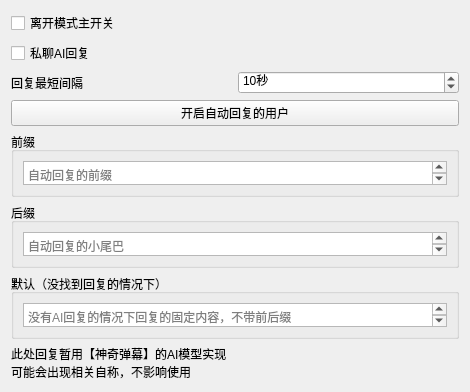
Old version of the form widgets/settings/leavemodewidget.ui in the repository iwxyi/CatlikeQQ.
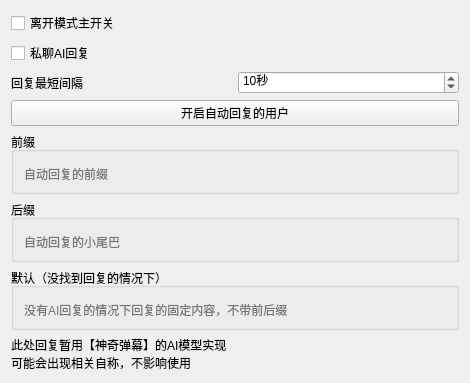
New version of the form. Custom widgets are drawn as their Qt base class.

Patch:
```diff
--- a/widgets/settings/leavemodewidget.ui
+++ b/widgets/settings/leavemodewidget.ui
@@ -68,6 +68,15 @@
       <string>前缀</string>
      </property>
      <layout class="QVBoxLayout" name="verticalLayout">
+      <property name="leftMargin">
+       <number>6</number>
+      </property>
+      <property name="rightMargin">
+       <number>6</number>
+      </property>
+      <property name="bottomMargin">
+       <number>6</number>
+      </property>
       <item>
        <widget class="QPlainTextEdit" name="aiReplyPrefixEdit">
         <property name="minimumSize">
@@ -76,6 +85,13 @@
           <height>24</height>
          </size>
         </property>
+        <property name="styleSheet">
+         <string notr="true">QPlainTextEdit
+{
+	background: transparent;
+	border: none;
+}</string>
+        </property>
         <property name="placeholderText">
          <string>自动回复的前缀</string>
         </property>
@@ -90,6 +106,15 @@
       <string>后缀</string>
      </property>
      <layout class="QVBoxLayout" name="verticalLayout_2">
+      <property name="leftMargin">
+       <number>6</number>
+      </property>
+      <property name="rightMargin">
+       <number>6</number>
+      </property>
+      <property name="bottomMargin">
+       <number>6</number>
+      </property>
       <item>
        <widget class="QPlainTextEdit" name="aiReplySuffixEdit">
         <property name="minimumSize">
@@ -98,6 +123,16 @@
           <height>24</height>
          </size>
         </property>
+        <property name="toolTip">
+         <string/>
+        </property>
+        <property name="styleSheet">
+         <string notr="true">QPlainTextEdit
+{
+    background: transparent;
+    border: none;
+}</string>
+        </property>
         <property name="placeholderText">
          <string>自动回复的小尾巴</string>
         </property>
@@ -112,6 +147,15 @@
       <string>默认（没找到回复的情况下）</string>
      </property>
      <layout class="QVBoxLayout" name="verticalLayout_5">
+      <property name="leftMargin">
+       <number>6</number>
+      </property>
+      <property name="rightMargin">
+       <number>6</number>
+      </property>
+      <property name="bottomMargin">
+       <number>6</number>
+      </property>
       <item>
        <widget class="QPlainTextEdit" name="aiReplyDefaultEdit">
         <property name="minimumSize">
@@ -120,6 +164,13 @@
           <height>24</height>
          </size>
         </property>
+        <property name="styleSheet">
+         <string notr="true">QPlainTextEdit
+{
+    background: transparent;
+    border: none;
+}</string>
+        </property>
         <property name="placeholderText">
          <string>没有AI回复的情况下回复的固定内容，不带前后缀</string>
         </property>
```
